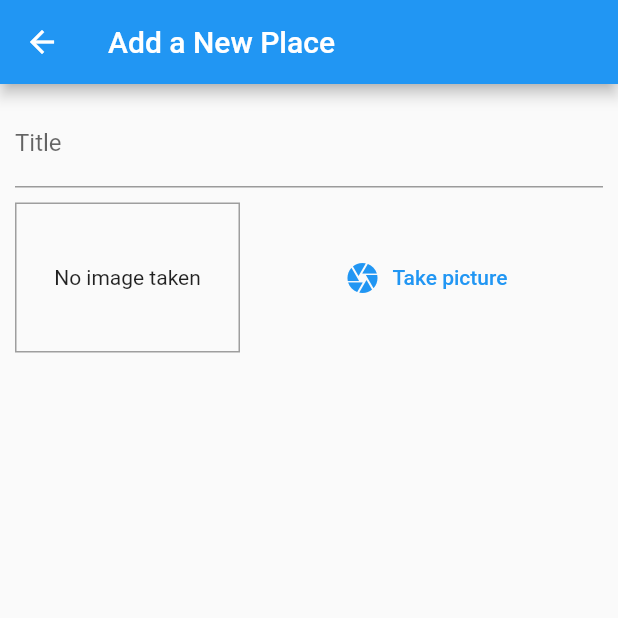
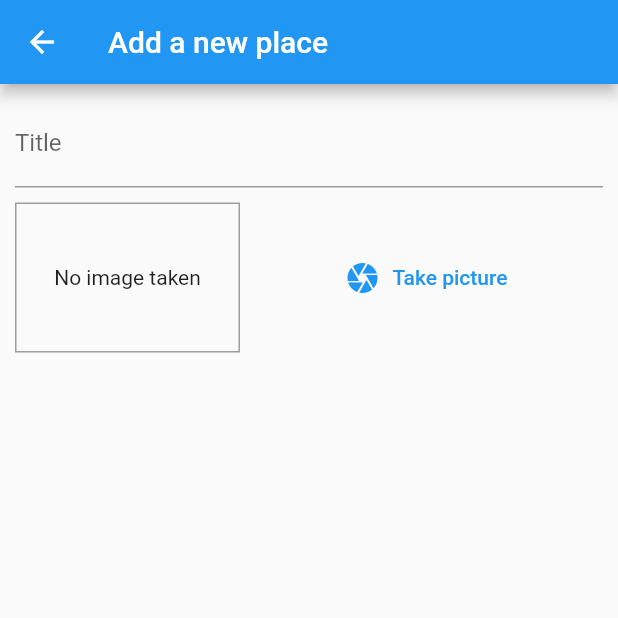
Before and after one commit to matszafraniec/flutterGreatPlaces, a Flutter app: the AddPlaceScreen screen opened by its route, after a tap on "Take picture", on a phone screen of 412 x 824 dp, the top half of it. Run offline on Flutter 3.47's test engine with Material 2 defaults, Android fonts, the phone set to English and light mode, and no system bars; our stand-ins replace image_picker.

Commit message:
After lesson 293.

```diff
--- a/lib/screens/add_place_screen.dart
+++ b/lib/screens/add_place_screen.dart
@@ -1,6 +1,10 @@
+import 'dart:io';
+
 import 'package:flutter/material.dart';
+import 'package:provider/provider.dart';
 
 import '../widgets/image_input.dart';
+import '../providers/great_places.dart';
 
 class AddPlaceScreen extends StatefulWidget {
   static const routName = 'addPlace';
@@ -11,12 +15,27 @@ class AddPlaceScreen extends StatefulWidget {
 
 class _AddPlaceScreenState extends State<AddPlaceScreen> {
   final _titleController = TextEditingController();
+  File _pickedImage;
+
+  void _selectImage(File pickedImage) {
+    _pickedImage = pickedImage;
+  }
+
+  void _savePlace() {
+    if (_titleController.text.isEmpty || _pickedImage == null) {
+      return;
+    }
+
+    Provider.of<GreatPlaces>(context, listen: false)
+        .addPlace(_titleController.text, _pickedImage);
+    Navigator.of(context).pop();
+  }
 
   @override
   Widget build(BuildContext context) {
     return Scaffold(
       appBar: AppBar(
-          title: Text('Add a New Place'),
+        title: Text('Add a new place'),
       ),
       body: Column(
         crossAxisAlignment: CrossAxisAlignment.stretch,
@@ -31,10 +50,8 @@ class _AddPlaceScreenState extends State<AddPlaceScreen> {
                       decoration: InputDecoration(labelText: 'Title'),
                       controller: _titleController,
                     ),
-                      SizedBox(
-                        height: 10,
-                      ),
-                      ImageInput(),
+                    SizedBox(height: 10),
+                    ImageInput(_selectImage),
                   ],
                 ),
               ),
@@ -46,9 +63,10 @@ class _AddPlaceScreenState extends State<AddPlaceScreen> {
             elevation: 0,
             materialTapTargetSize: MaterialTapTargetSize.shrinkWrap,
             color: Theme.of(context).accentColor,
-              onPressed: () {},
+            onPressed: _savePlace,
           )
         ],
-        ));
+      ),
+    );
   }
 }
--- a/lib/widgets/image_input.dart
+++ b/lib/widgets/image_input.dart
@@ -1,13 +1,38 @@
-import 'package:flutter/material.dart';
 import 'dart:io';
 
+import 'package:flutter/material.dart';
+import 'package:image_picker/image_picker.dart';
+import 'package:path/path.dart' as path;
+import 'package:path_provider/path_provider.dart' as syspath;
+
 class ImageInput extends StatefulWidget {
+  final Function onSelectImage;
+
+  ImageInput(this.onSelectImage);
+
   @override
   _ImageInputState createState() => _ImageInputState();
 }
 
 class _ImageInputState extends State<ImageInput> {
   File _storedImage;
+
+  Future<void> _takePicture() async {
+    final imageFile = await ImagePicker.pickImage(
+      source: ImageSource.gallery,
+      maxHeight: 600,
+    );
+    if (imageFile == null) {
+      return;
+    }
+    setState(() {
+      _storedImage = imageFile;
+    });
+    final appDir = await syspath.getApplicationDocumentsDirectory();
+    final fileName = path.basename(imageFile.path);
+    final savedImage = await imageFile.copy('${appDir.path}/$fileName');
+    widget.onSelectImage(savedImage);
+  }
 
   @override
   Widget build(BuildContext context) {
@@ -26,9 +51,12 @@ class _ImageInputState extends State<ImageInput> {
                   width: double.infinity,
                 )
               : Padding(
-                padding: const EdgeInsets.all(2),
-                child: Text('No image taken', textAlign: TextAlign.center,),
-              ),
+                  padding: const EdgeInsets.all(2),
+                  child: Text(
+                    'No image taken',
+                    textAlign: TextAlign.center,
+                  ),
+                ),
           alignment: Alignment.center,
         ),
         SizedBox(
@@ -39,7 +67,7 @@ class _ImageInputState extends State<ImageInput> {
             icon: Icon(Icons.camera),
             label: Text('Take picture'),
             textColor: Theme.of(context).primaryColor,
-            onPressed: () {},
+            onPressed: _takePicture,
           ),
         ),
       ],
```
Also changed, not shown: lib/providers/great_places.dart (+13 -0 lines), lib/screens/places_list_screen.dart (+20 -2 lines), pubspec.yaml (+5 -2 lines), pubspec.lock, 1 other file. Lines whose indentation alone changed are shown as unchanged.
